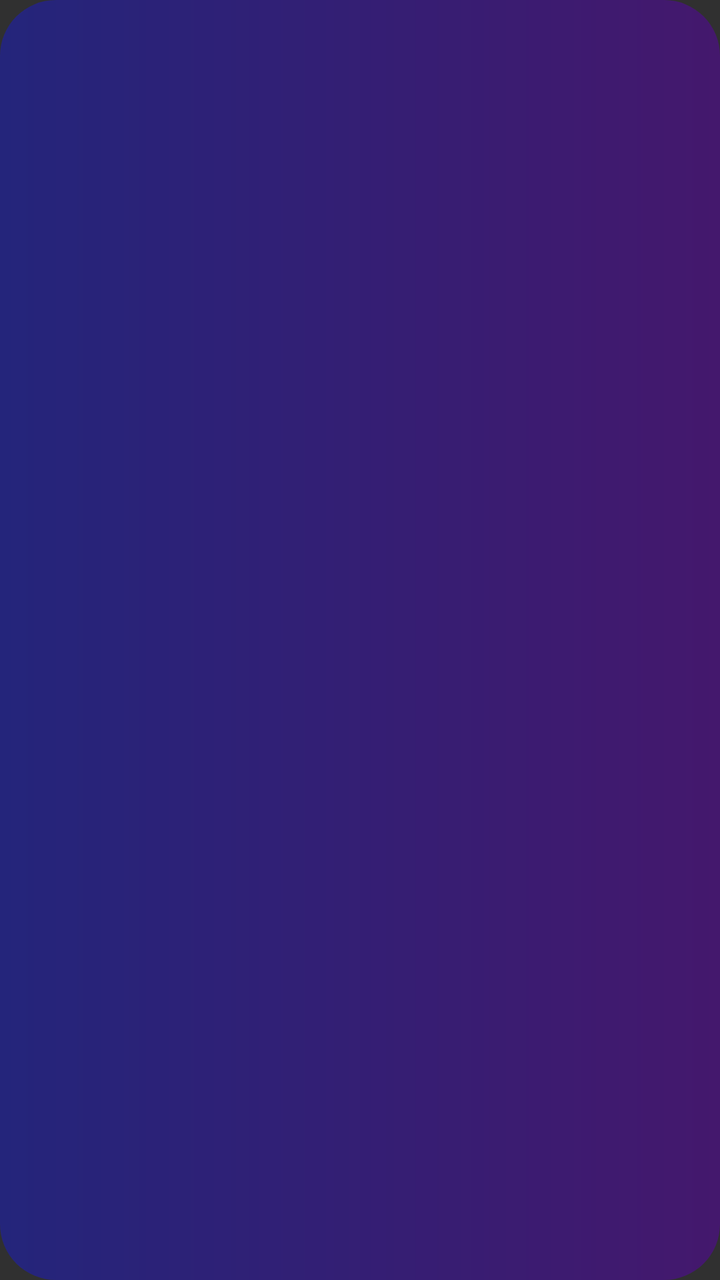
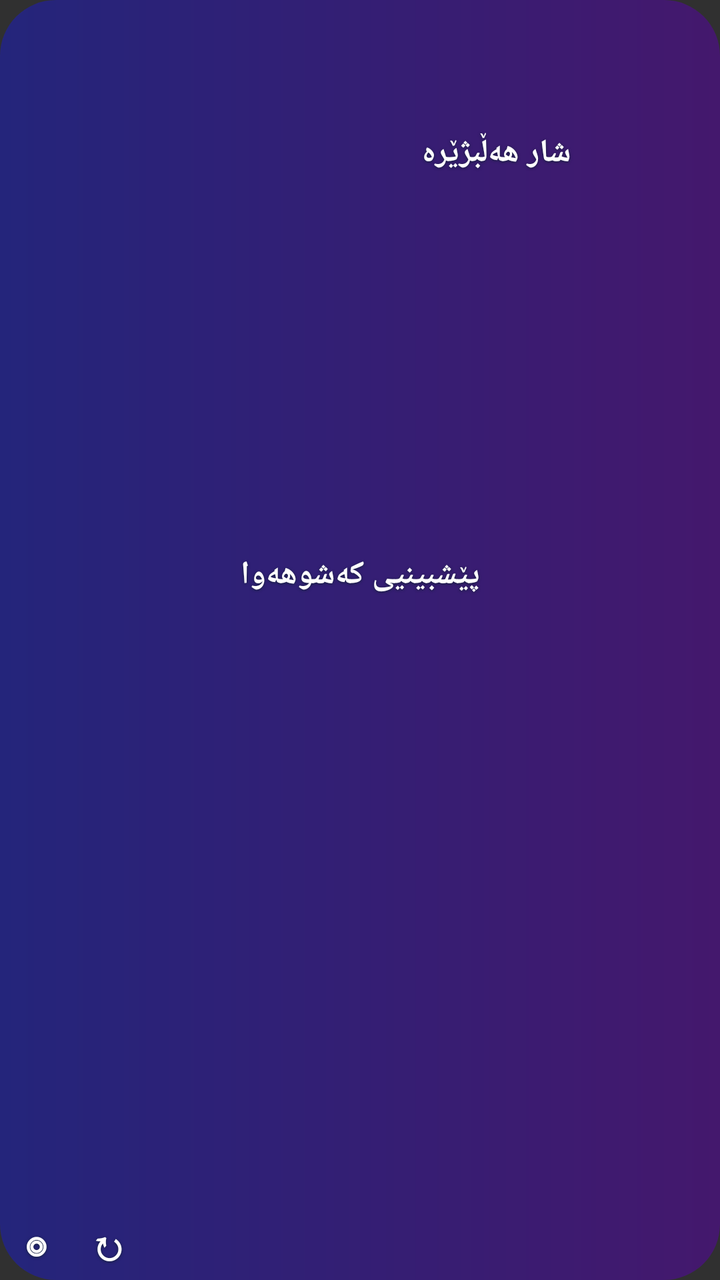

An Android layout rendered at two revisions. The XML below is the earlier revision; the diff shows what the commit changed to produce the second picture.
<!-- AndroidManifest.xml: application theme LaunchTheme -->
<!-- res/layout/weather_dashboard.xml -->
<?xml version="1.0" encoding="utf-8"?>
<FrameLayout xmlns:android="http://schemas.android.com/apk/res/android" android:id="@+id/weather_root" android:layout_width="match_parent" android:layout_height="match_parent" android:layoutDirection="ltr" android:background="@drawable/widget_night">
 <ImageView android:id="@+id/weather_bitmap" android:layout_width="match_parent" android:layout_height="match_parent" android:scaleType="fitXY" android:contentDescription="Open-Meteo · Developer: Sarhang Salah"/>
 <LinearLayout android:layout_width="match_parent" android:layout_height="match_parent" android:orientation="vertical" android:weightSum="100">
  <LinearLayout android:layout_width="match_parent" android:layout_height="0dp" android:layout_weight="24" android:orientation="horizontal"><FrameLayout android:layout_width="0dp" android:layout_height="match_parent" android:layout_weight="38"/><TextView android:id="@+id/weather_city" android:layout_width="0dp" android:layout_height="match_parent" android:contentDescription="شار هەڵبژێرە" android:focusable="true" android:layout_weight="62"/></LinearLayout>
  <TextView android:id="@+id/weather_forecast" android:layout_width="match_parent" android:layout_height="0dp" android:contentDescription="پێشبینیی ٢٤ کاتژمێر" android:focusable="true" android:layout_weight="42"/>
  <FrameLayout android:layout_width="match_parent" android:layout_height="0dp" android:layout_weight="34"/>
 </LinearLayout>
 <LinearLayout android:layout_width="72dp" android:layout_height="36dp" android:layout_gravity="bottom|left" android:orientation="horizontal"><TextView android:id="@+id/weather_gps" android:layout_width="36dp" android:layout_height="match_parent" android:contentDescription="شوێنی ئێستا" android:focusable="true" /><TextView android:id="@+id/weather_refresh" android:layout_width="36dp" android:layout_height="match_parent" android:contentDescription="نوێکردنەوە" android:focusable="true" /></LinearLayout>
</FrameLayout>
<!-- resources referenced by this layout -->
<resources>
  <!-- drawable widget_night (drawable) -->
  <shape xmlns:android="http://schemas.android.com/apk/res/android" android:shape="rectangle">
      <corners android:radius="@dimen/widget_background_radius" />
      <gradient android:angle="0" android:startColor="#24257B" android:endColor="#44186D" />
  </shape>
  <style name="LaunchTheme" parent="@android:style/Theme.Material.NoActionBar">
          <item name="android:windowBackground">@drawable/launch_background</item>
          <item name="android:windowActionModeOverlay">true</item>
          <item name="android:fontFamily">sans</item>
          <item name="android:colorAccent">@color/nav_kurd_cyan</item>
          <item name="android:statusBarColor">@android:color/transparent</item>
          <item name="android:navigationBarColor">@color/nav_kurd_background</item>
          <item name="android:windowFullscreen">true</item>
          <item name="android:windowDrawsSystemBarBackgrounds">true</item>
          <item name="android:windowLightStatusBar">false</item>
          <item name="android:windowLightNavigationBar">false</item>
          <item name="android:windowNoTitle">true</item>
      </style>
  <dimen name="widget_background_radius">26dp</dimen>
  <!-- drawable launch_background (drawable) -->
  <?xml version="1.0" encoding="utf-8"?>
  <layer-list xmlns:android="http://schemas.android.com/apk/res/android">
      <item android:drawable="@color/nav_kurd_background" />
      <item>
          <bitmap
              android:gravity="center"
              android:src="@mipmap/ic_launcher" />
      </item>
  </layer-list>
  <color name="nav_kurd_cyan">#4CCBFF</color>
  <color name="nav_kurd_background">#07111F</color>
</resources>

<!-- the commit's change to res/layout/weather_dashboard.xml (unified diff, before → after) -->
@@ -1,10 +1,16 @@
-<?xml version="1.0" encoding="utf-8"?>
+<?xml version='1.0' encoding='utf-8'?>
 <FrameLayout xmlns:android="http://schemas.android.com/apk/res/android" android:id="@+id/weather_root" android:layout_width="match_parent" android:layout_height="match_parent" android:layoutDirection="ltr" android:background="@drawable/widget_night">
- <ImageView android:id="@+id/weather_bitmap" android:layout_width="match_parent" android:layout_height="match_parent" android:scaleType="fitXY" android:contentDescription="Open-Meteo · Developer: Sarhang Salah"/>
- <LinearLayout android:layout_width="match_parent" android:layout_height="match_parent" android:orientation="vertical" android:weightSum="100">
-  <LinearLayout android:layout_width="match_parent" android:layout_height="0dp" android:layout_weight="24" android:orientation="horizontal"><FrameLayout android:layout_width="0dp" android:layout_height="match_parent" android:layout_weight="38"/><TextView android:id="@+id/weather_city" android:layout_width="0dp" android:layout_height="match_parent" android:contentDescription="شار هەڵبژێرە" android:focusable="true" android:layout_weight="62"/></LinearLayout>
-  <TextView android:id="@+id/weather_forecast" android:layout_width="match_parent" android:layout_height="0dp" android:contentDescription="پێشبینیی ٢٤ کاتژمێر" android:focusable="true" android:layout_weight="42"/>
-  <FrameLayout android:layout_width="match_parent" android:layout_height="0dp" android:layout_weight="34"/>
- </LinearLayout>
- <LinearLayout android:layout_width="72dp" android:layout_height="36dp" android:layout_gravity="bottom|left" android:orientation="horizontal"><TextView android:id="@+id/weather_gps" android:layout_width="36dp" android:layout_height="match_parent" android:contentDescription="شوێنی ئێستا" android:focusable="true" /><TextView android:id="@+id/weather_refresh" android:layout_width="36dp" android:layout_height="match_parent" android:contentDescription="نوێکردنەوە" android:focusable="true" /></LinearLayout>
+    <ImageView android:id="@+id/weather_bitmap" android:layout_width="match_parent" android:layout_height="match_parent" android:scaleType="fitXY" android:contentDescription="Open-Meteo · Developer: Sarhang Salah" />
+    <LinearLayout android:layout_width="match_parent" android:layout_height="match_parent" android:orientation="vertical" android:weightSum="100">
+        <LinearLayout android:layout_width="match_parent" android:layout_height="0dp" android:layout_weight="24" android:orientation="horizontal">
+            <FrameLayout android:layout_width="0dp" android:layout_height="match_parent" android:layout_weight="38" />
+            <TextView android:id="@+id/weather_city" android:layout_width="0dp" android:layout_height="match_parent" android:contentDescription="شار هەڵبژێرە" android:focusable="true" android:layout_weight="62" android:text="@string/weather_pick_city" android:textColor="#FFFFFF" android:gravity="center" android:ellipsize="end" android:maxLines="1" android:textSize="16sp" android:textStyle="bold" android:shadowColor="#F5142137" android:shadowRadius="3" android:shadowDy="1" android:paddingStart="3dp" android:paddingEnd="3dp" />
+        </LinearLayout>
+        <TextView android:id="@+id/weather_forecast" android:layout_width="match_parent" android:layout_height="0dp" android:contentDescription="پێشبینیی ٢٤ کاتژمێر" android:focusable="true" android:layout_weight="42" android:text="@string/weather_open_forecast" android:textColor="#FFFFFF" android:gravity="center" android:ellipsize="end" android:maxLines="2" android:textSize="16sp" android:textStyle="bold" android:shadowColor="#F5142137" android:shadowRadius="3" android:shadowDy="1" android:paddingStart="3dp" android:paddingEnd="3dp" />
+        <FrameLayout android:layout_width="match_parent" android:layout_height="0dp" android:layout_weight="34" />
+    </LinearLayout>
+    <LinearLayout android:layout_width="72dp" android:layout_height="36dp" android:layout_gravity="bottom|left" android:orientation="horizontal">
+        <TextView android:id="@+id/weather_gps" android:layout_width="36dp" android:layout_height="match_parent" android:contentDescription="شوێنی ئێستا" android:focusable="true" android:text="◎" android:textColor="#FFFFFF" android:gravity="center" android:ellipsize="end" android:maxLines="1" android:textSize="21sp" android:textStyle="bold" android:shadowColor="#F5142137" android:shadowRadius="3" android:shadowDy="1" android:paddingStart="3dp" android:paddingEnd="3dp" />
+        <TextView android:id="@+id/weather_refresh" android:layout_width="36dp" android:layout_height="match_parent" android:contentDescription="نوێکردنەوە" android:focusable="true" android:text="↻" android:textColor="#FFFFFF" android:gravity="center" android:ellipsize="end" android:maxLines="1" android:textSize="21sp" android:textStyle="bold" android:shadowColor="#F5142137" android:shadowRadius="3" android:shadowDy="1" android:paddingStart="3dp" android:paddingEnd="3dp" />
+    </LinearLayout>
 </FrameLayout>
<!-- resource entries referenced after the edit -->
@@ -5,6 +5,8 @@
       <corners android:radius="@dimen/widget_background_radius" />
       <gradient android:angle="0" android:startColor="#24257B" android:endColor="#44186D" />
   </shape>
+  <string name="weather_open_forecast">پێشبینیی کەشوهەوا</string>
+  <string name="weather_pick_city">شار هەڵبژێرە</string>
   <style name="LaunchTheme" parent="@android:style/Theme.Material.NoActionBar">
           <item name="android:windowBackground">@drawable/launch_background</item>
           <item name="android:windowActionModeOverlay">true</item>
